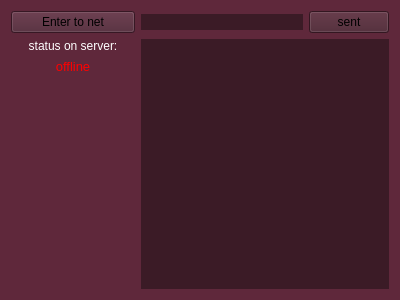
The window that src/TerminalClient/widgets/messenger_main_form.ui (waterofox/PprotoHomeTask) describes before a commit, drawn with Qt 5.
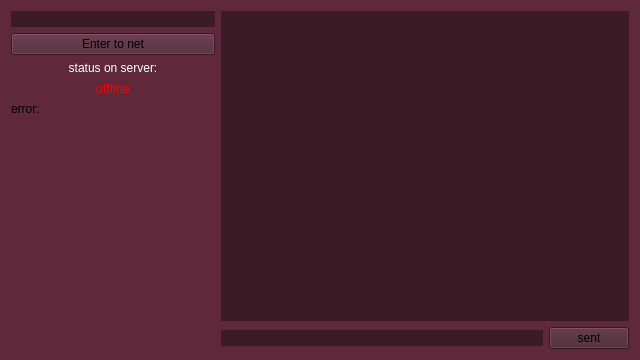
The same window after the commit.

The edit to the form file:
```diff
--- a/src/TerminalClient/widgets/messenger_main_form.ui
+++ b/src/TerminalClient/widgets/messenger_main_form.ui
@@ -6,10 +6,22 @@
    <rect>
     <x>0</x>
     <y>0</y>
-    <width>400</width>
-    <height>300</height>
+    <width>640</width>
+    <height>360</height>
    </rect>
   </property>
+  <property name="minimumSize">
+   <size>
+    <width>640</width>
+    <height>360</height>
+   </size>
+  </property>
+  <property name="maximumSize">
+   <size>
+    <width>640</width>
+    <height>360</height>
+   </size>
+  </property>
   <property name="windowTitle">
    <string>Form</string>
   </property>
@@ -20,7 +32,15 @@
    <item>
     <layout class="QHBoxLayout" name="mainLayout" stretch="1,2">
      <item>
-      <layout class="QVBoxLayout" name="infoLayout" stretch="1,1,1,100,0">
+      <layout class="QVBoxLayout" name="infoLayout" stretch="0,1,1,1,0,0,0">
+       <item>
+        <widget class="QLineEdit" name="lineEdit">
+         <property name="styleSheet">
+          <string notr="true">background-color: rgb(59, 27, 38);
+border: 0px solid black;</string>
+         </property>
+        </widget>
+       </item>
        <item>
         <widget class="QPushButton" name="ConnectionBut">
          <property name="styleSheet">
@@ -59,6 +79,24 @@
        <item>
         <layout class="QVBoxLayout" name="users"/>
        </item>
+       <item>
+        <layout class="QHBoxLayout" name="errorsLayout">
+         <item>
+          <widget class="QLabel" name="label_3">
+           <property name="text">
+            <string>error: </string>
+           </property>
+          </widget>
+         </item>
+         <item>
+          <widget class="QLabel" name="label_4">
+           <property name="text">
+            <string/>
+           </property>
+          </widget>
+         </item>
+        </layout>
+       </item>
        <item>
         <spacer name="verticalSpacer">
          <property name="orientation">
@@ -77,7 +115,15 @@
      <item>
       <layout class="QVBoxLayout" name="catLayout">
        <item>
-        <layout class="QHBoxLayout" name="redactor" stretch="5,1">
+        <widget class="QListWidget" name="listWidget">
+         <property name="styleSheet">
+          <string notr="true">background-color: rgb(59, 27, 38);
+border:  0px solid black</string>
+         </property>
+        </widget>
+       </item>
+       <item>
+        <layout class="QHBoxLayout" name="redactor" stretch="2,0">
          <item>
           <widget class="QLineEdit" name="printer">
            <property name="styleSheet">
@@ -113,15 +159,6 @@
          </item>
         </layout>
        </item>
-       <item>
-        <widget class="QTextBrowser" name="textBrowser">
-         <property name="styleSheet">
-          <string notr="true">background-color: rgb(59, 27, 38);
-
-border: 0px solid balck</string>
-         </property>
-        </widget>
-       </item>
       </layout>
      </item>
     </layout>
```
